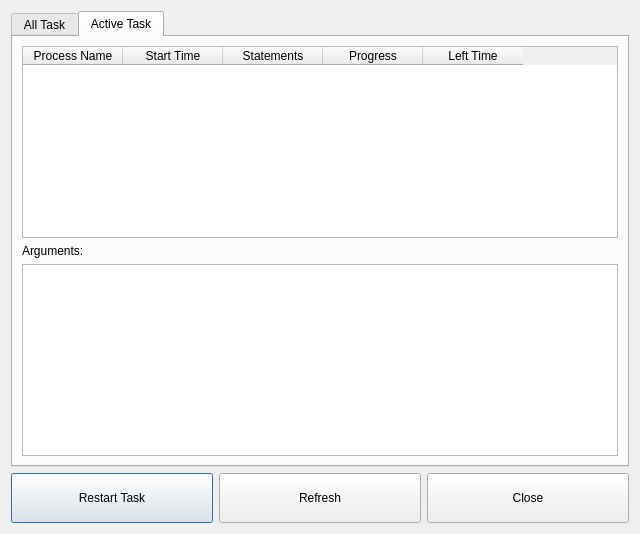
First picture: the form in qjdtask.ui, repository xtfllbl/qjdprocess, before the edit.
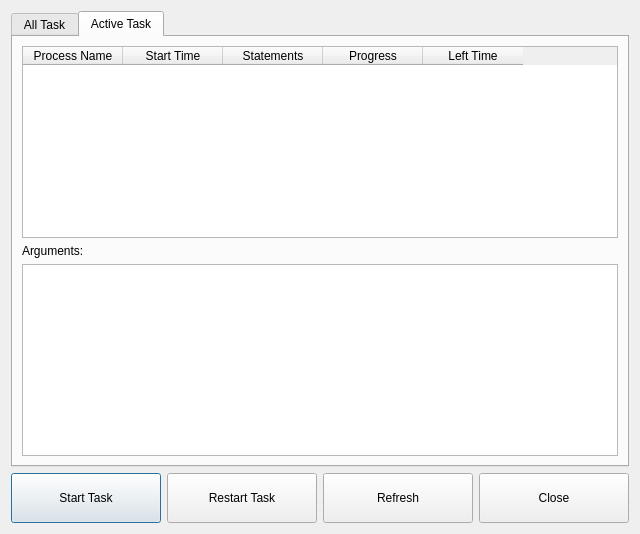
Second picture: the form after the edit.

What changed in the file:
```diff
--- a/qjdtask.ui
+++ b/qjdtask.ui
@@ -161,11 +161,11 @@
         </size>
        </property>
        <property name="text">
-        <string>Restart Task</string>
+        <string>Start Task</string>
        </property>
       </widget>
      </item>
-     <item row="0" column="2">
+     <item row="0" column="3">
       <widget class="QPushButton" name="btnClose">
        <property name="minimumSize">
         <size>
@@ -178,7 +178,7 @@
        </property>
       </widget>
      </item>
-     <item row="0" column="1">
+     <item row="0" column="2">
       <widget class="QPushButton" name="btnRefresh">
        <property name="minimumSize">
         <size>
@@ -191,6 +191,19 @@
        </property>
       </widget>
      </item>
+     <item row="0" column="1">
+      <widget class="QPushButton" name="btnRestart">
+       <property name="minimumSize">
+        <size>
+         <width>0</width>
+         <height>50</height>
+        </size>
+       </property>
+       <property name="text">
+        <string>Restart Task</string>
+       </property>
+      </widget>
+     </item>
     </layout>
    </item>
   </layout>
```
